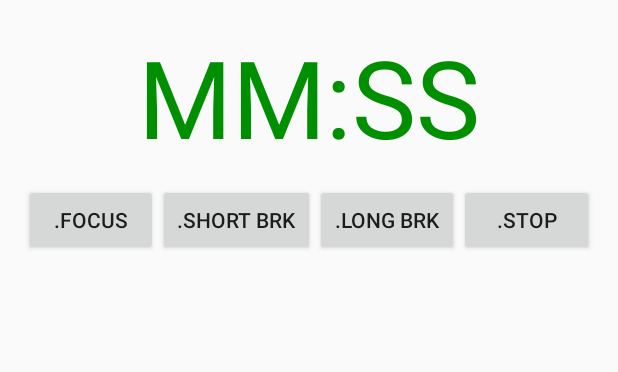
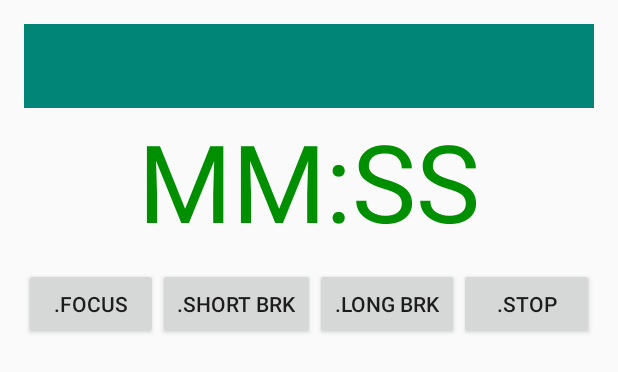
Before and after one commit to dimkas71/Moosti.com-mobile-port, an Android app: the layout activity_main.xml on its own in the app's theme, with its tools: preview values and no code run, on a phone screen of 412 x 824 dp. Shown: the top 372 px of the screen. Run offline under Robolectric (Android 15) with nearby library versions, the phone set to English and light mode, and no system bars.

Commit message:
MO-9 Implement app Activity with toolbar instead of ActionBarActivity
MO-7 Add icon "Tomato" to project and use it as App's main icon

```diff
--- a/app/src/main/java/com/moosti/MainActivity.java
+++ b/app/src/main/java/com/moosti/MainActivity.java
@@ -2,6 +2,7 @@ package com.moosti;
 
 import android.support.v7.app.ActionBarActivity;
 import android.os.Bundle;
+import android.support.v7.widget.Toolbar;
 import android.view.Menu;
 import android.view.MenuItem;
 
@@ -12,12 +13,18 @@ public class MainActivity extends ActionBarActivity {
     protected void onCreate(Bundle savedInstanceState) {
         super.onCreate(savedInstanceState);
         setContentView(R.layout.activity_main);
+
+        final Toolbar toolbar = (Toolbar) findViewById(R.id.toolbar);
+        setSupportActionBar(toolbar);
+        toolbar.setLogo(R.mipmap.ic_launcher);
+
     }
 
     @Override
     public boolean onCreateOptionsMenu(Menu menu) {
         // Inflate the menu; this adds items to the action bar if it is present.
         getMenuInflater().inflate(R.menu.menu_main, menu);
+
         return true;
     }
 
--- a/app/src/main/res/layout/activity_main.xml
+++ b/app/src/main/res/layout/activity_main.xml
@@ -1,9 +1,21 @@
 <RelativeLayout xmlns:android="http://schemas.android.com/apk/res/android"
-    xmlns:tools="http://schemas.android.com/tools" android:layout_width="match_parent"
+    xmlns:tools="http://schemas.android.com/tools"
+    xmlns:app="http://schemas.android.com/apk/res-auto"
+
+    android:layout_width="match_parent"
     android:layout_height="match_parent" android:paddingLeft="@dimen/activity_horizontal_margin"
     android:paddingRight="@dimen/activity_horizontal_margin"
     android:paddingTop="@dimen/activity_vertical_margin"
     android:paddingBottom="@dimen/activity_vertical_margin" tools:context=".MainActivity">
+
+    <android.support.v7.widget.Toolbar
+        android:id="@+id/toolbar"
+        android:layout_width="match_parent"
+        android:layout_height="wrap_content"
+        android:background="?colorPrimary"
+        app:popupTheme="@style/AppTheme.Menu"
+        app:theme="@style/ThemeOverlay.AppCompat.Dark.ActionBar"
+        />
 
     <Chronometer
         android:layout_width="wrap_content"
@@ -12,7 +24,8 @@
         android:format="MM:SS"
         android:textSize="72sp"
         android:textColor="#008f00"
-        android:layout_alignParentTop="true"
+        android:layout_below="@id/toolbar"
+        android:layout_alignParentTop="false"
         android:layout_centerHorizontal="true"/>
 
     <Space
--- a/app/src/main/res/menu/menu_main.xml
+++ b/app/src/main/res/menu/menu_main.xml
@@ -2,5 +2,6 @@
     xmlns:app="http://schemas.android.com/apk/res-auto"
     xmlns:tools="http://schemas.android.com/tools" tools:context=".MainActivity">
     <item android:id="@+id/action_settings" android:title="@string/action_settings"
-        android:orderInCategory="100" app:showAsAction="never" />
+        android:orderInCategory="100" app:showAsAction="never"
+        />
 </menu>
--- a/app/src/main/res/values/styles.xml
+++ b/app/src/main/res/values/styles.xml
@@ -1,8 +1,15 @@
 <resources>
 
     <!-- Base application theme. -->
-    <style name="AppTheme" parent="Theme.AppCompat.Light.DarkActionBar">
+
+    <style name="AppTheme" parent="AppTheme.Base">
         <!-- Customize your theme here. -->
     </style>
 
+    <style name="AppTheme.Menu" parent="Theme.AppCompat.Light">
+        <item name="android:background">@color/accent_material_light</item>
+        <item name="android:textColorPrimary">@color/primary_material_light</item>
+        <item name="android:selectedWeekBackgroundColor">@color/accent_material_light</item>
+    </style>
+
 </resources>
--- /dev/null
+++ b/app/src/main/res/values/theme.xml
@@ -0,0 +1,14 @@
+<?xml version="1.0" encoding="utf-8"?>
+<resources>
+
+    <style name="AppTheme.Base" parent="Theme.AppCompat.Light.NoActionBar">
+        <item name="colorPrimary">@color/accent_material_light</item>
+        <item name="colorPrimaryDark">@color/primary_material_light</item>
+
+
+        <!--following two lines -->
+        <item name="android:windowNoTitle">true</item>
+        <item name="android:windowActionBar">false</item>
+    </style>
+
+</resources>
```
Also changed, not shown: app/src/main/res/mipmap-hdpi/ic_launcher.png, app/src/main/res/mipmap-mdpi/ic_launcher.png, app/src/main/res/mipmap-xhdpi/ic_launcher.png, app/src/main/res/mipmap-xxhdpi/ic_launcher.png.
